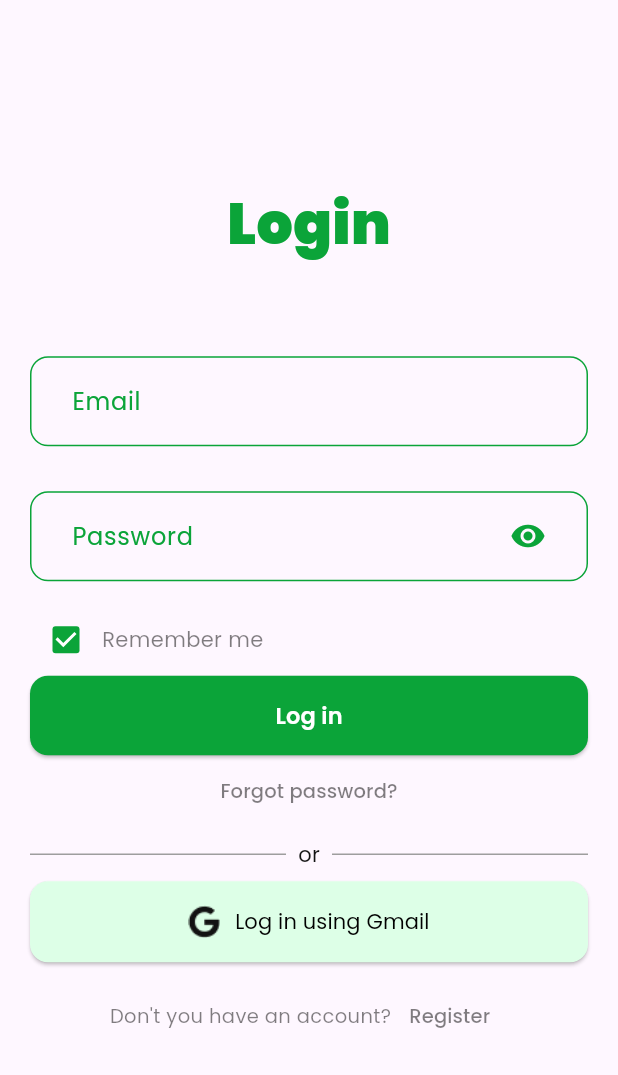
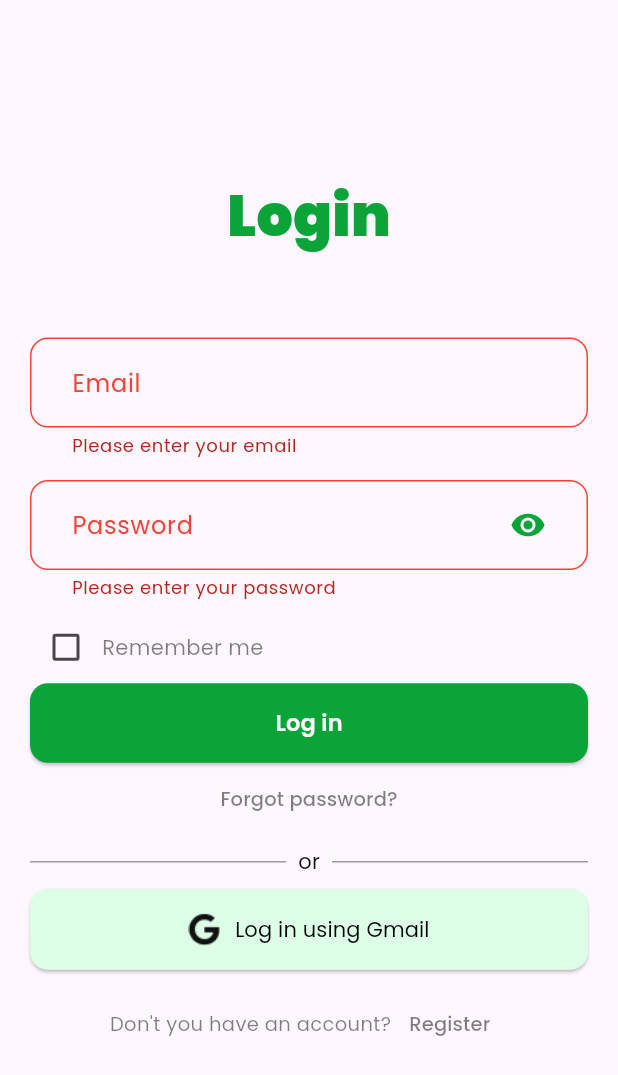
Before and after one commit to IoT-Solutions-SW71-Grupo-4/Ayni-MobileApplication, a Flutter app: the screen it shows after launch, after a tap on "Log in", on a phone screen of 412 x 824 dp. Shown: the top 1075 px of the screen. Run offline on Flutter 3.47's test engine with Material 3 defaults, Android fonts, the phone set to English and light mode, and no system bars; our stand-ins replace go_router, google_fonts.

Commit message:
feat: Add input validation in auth

```diff
--- a/lib/iam/screens/login_view.dart
+++ b/lib/iam/screens/login_view.dart
@@ -1,4 +1,5 @@
 import 'package:ayni_mobile_app/iam/widgets/auth_text_field_widget.dart';
+import 'package:ayni_mobile_app/iam/widgets/checkbox_widget.dart';
 import 'package:ayni_mobile_app/iam/widgets/password_text_field_widget.dart';
 import 'package:ayni_mobile_app/shared/utils/colors.dart';
 import 'package:flutter/material.dart';
@@ -12,8 +13,28 @@ class LoginView extends StatefulWidget {
 }
 
 class _LoginViewState extends State<LoginView> {
+  final GlobalKey<FormState> _formKey = GlobalKey<FormState>();
   final TextEditingController _emailController = TextEditingController();
   final TextEditingController _passwordController = TextEditingController();
+
+  bool _isCheckedRememberMe = false;
+
+  String? _validateEmail(String? value) {
+    if (value == null || value.isEmpty) {
+      return 'Please enter your email';
+    }
+    // Verificar formato de correo electrónico
+    if (!RegExp(r'^[^@]+@[^@]+\.[^@]+').hasMatch(value)) {
+      return 'Enter a valid email address';
+    }
+    return null; // Si es válido, devuelve null
+  }
+
+  void _submitForm() {
+    if (_formKey.currentState!.validate()) {
+      print("Login successful");
+    }
+  }
 
   @override
   Widget build(BuildContext context) {
@@ -37,16 +58,18 @@ class _LoginViewState extends State<LoginView> {
                 ),
               ),
               Form(
+                key: _formKey,
                 child: Column(
                   children: [
                     SizedBox(
-                      height: 180,
+                      height: 190,
                       child: Column(
                         mainAxisAlignment: MainAxisAlignment.spaceAround,
                         children: [
                           AuthTextFieldWidget(
                             controller: _emailController,
                             labelText: "Email",
+                            validator: _validateEmail,
                           ),
                           PasswordTextFieldWidget(
                             controller: _passwordController,
@@ -55,24 +78,17 @@ class _LoginViewState extends State<LoginView> {
                         ],
                       ),
                     ),
-                    Row(
-                      children: [
-                        Checkbox(
-                          value: true,
-                          onChanged: (bool? value) {},
-                          activeColor: colors["color-main-green"],
-                        ),
-                        Text(
-                          "Remember me",
-                          style: TextStyle(
-                            fontSize: 14,
-                            color: colors["color-50-black"],
-                          ),
-                        ),
-                      ],
+                    CheckboxWidget(
+                      value: _isCheckedRememberMe,
+                      onChanged: (bool? val) {
+                        setState(() {
+                          _isCheckedRememberMe = val!;
+                        });
+                      },
+                      text: "Remember me",
                     ),
                     ElevatedButton(
-                      onPressed: () => {},
+                      onPressed: _submitForm,
                       style: ElevatedButton.styleFrom(
                         backgroundColor: colors["color-main-green"],
                         padding: const EdgeInsets.symmetric(vertical: 16.0),
--- a/lib/iam/widgets/password_text_field_widget.dart
+++ b/lib/iam/widgets/password_text_field_widget.dart
@@ -4,12 +4,13 @@ import 'package:flutter/material.dart';
 class PasswordTextFieldWidget extends StatefulWidget {
   final TextEditingController controller;
   final String labelText;
+  final String? Function(String?)? validator;
 
-  const PasswordTextFieldWidget({
-    super.key,
-    required this.controller,
-    required this.labelText,
-  });
+  const PasswordTextFieldWidget(
+      {super.key,
+      required this.controller,
+      required this.labelText,
+      this.validator});
 
   @override
   State<PasswordTextFieldWidget> createState() =>
@@ -21,6 +22,8 @@ class _PasswordTextFieldWidgetState extends State<PasswordTextFieldWidget> {
   bool _hasErrors = false;
 
   String? _validatePassword(String? value) {
+    if (widget.validator != null) return widget.validator!(value);
+
     if (value == null || value.isEmpty) {
       return 'Please enter your password';
     } else if (value.length < 6) {
```
Also changed, not shown: lib/iam/screens/register_view.dart (+56 -20 lines).
